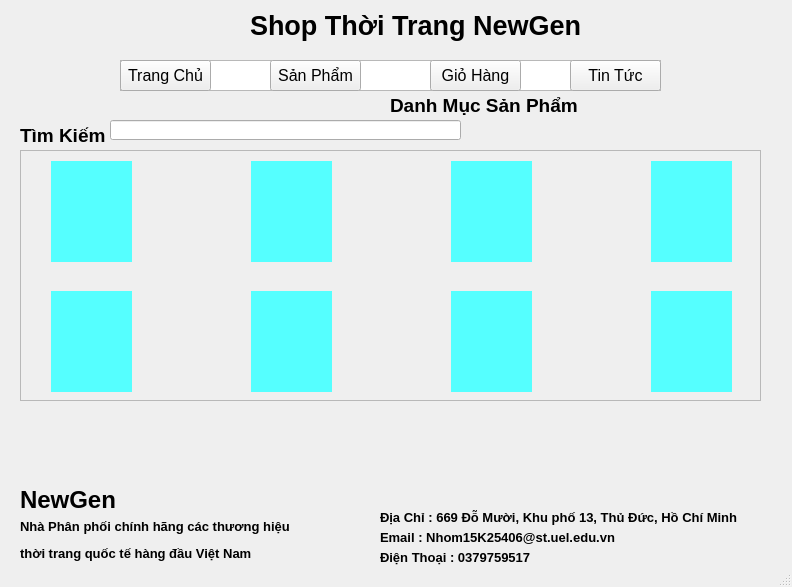
First picture: the form in sanpham.ui, repository huynpvk25406-crypto/main, before the edit.
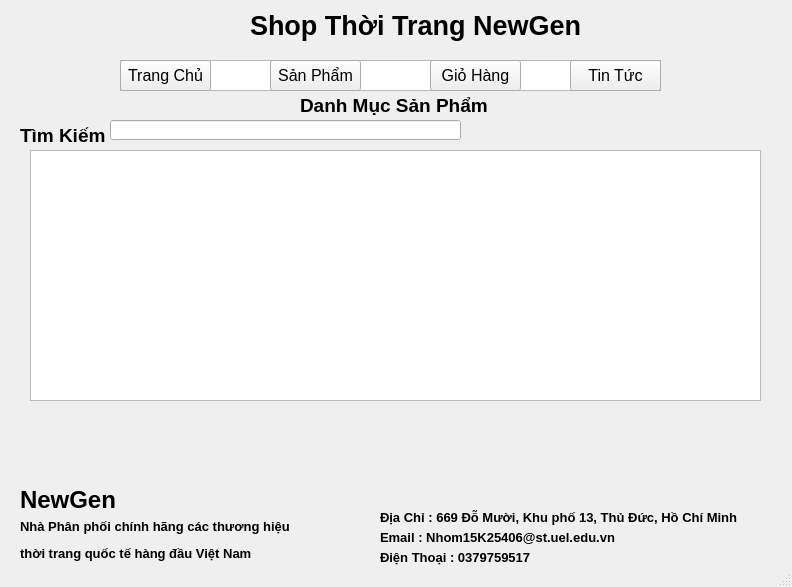
Second picture: the form after the edit.

Diff of the .ui file:
```diff
--- a/sanpham.ui
+++ b/sanpham.ui
@@ -56,7 +56,7 @@
    <widget class="QLabel" name="label_3">
     <property name="geometry">
      <rect>
-      <x>390</x>
+      <x>300</x>
       <y>80</y>
       <width>241</width>
       <height>51</height>
@@ -242,156 +242,30 @@
      <string>&lt;html&gt;&lt;head/&gt;&lt;body&gt;&lt;p&gt;&lt;span style=&quot; font-size:10pt; font-weight:600;&quot;&gt;Địa Chỉ : 669 Đỗ Mười, Khu phố 13, Thủ Đức, Hồ Chí Minh&lt;/span&gt;&lt;/p&gt;&lt;/body&gt;&lt;/html&gt;</string>
     </property>
    </widget>
-   <widget class="QScrollArea" name="scrollArea">
+   <widget class="QListWidget" name="bangsanpham">
     <property name="geometry">
      <rect>
-      <x>20</x>
+      <x>30</x>
       <y>150</y>
-      <width>741</width>
+      <width>731</width>
       <height>251</height>
      </rect>
     </property>
-    <property name="widgetResizable">
+    <property name="movement">
+     <enum>QListView::Static</enum>
+    </property>
+    <property name="isWrapping" stdset="0">
      <bool>true</bool>
     </property>
-    <widget class="QWidget" name="scrollAreaWidgetContents">
-     <property name="geometry">
-      <rect>
-       <x>0</x>
-       <y>0</y>
-       <width>739</width>
-       <height>249</height>
-      </rect>
-     </property>
-     <widget class="QLabel" name="sp8">
-      <property name="geometry">
-       <rect>
-        <x>630</x>
-        <y>140</y>
-        <width>81</width>
-        <height>101</height>
-       </rect>
-      </property>
-      <property name="styleSheet">
-       <string notr="true">background-color: rgb(85, 255, 255);</string>
-      </property>
-      <property name="text">
-       <string/>
-      </property>
-     </widget>
-     <widget class="QLabel" name="sp3">
-      <property name="geometry">
-       <rect>
-        <x>430</x>
-        <y>10</y>
-        <width>81</width>
-        <height>101</height>
-       </rect>
-      </property>
-      <property name="styleSheet">
-       <string notr="true">background-color: rgb(85, 255, 255);</string>
-      </property>
-      <property name="text">
-       <string/>
-      </property>
-     </widget>
-     <widget class="QLabel" name="sp1">
-      <property name="geometry">
-       <rect>
-        <x>30</x>
-        <y>10</y>
-        <width>81</width>
-        <height>101</height>
-       </rect>
-      </property>
-      <property name="styleSheet">
-       <string notr="true">background-color: rgb(85, 255, 255);</string>
-      </property>
-      <property name="text">
-       <string/>
-      </property>
-     </widget>
-     <widget class="QLabel" name="sp5">
-      <property name="geometry">
-       <rect>
-        <x>30</x>
-        <y>140</y>
-        <width>81</width>
-        <height>101</height>
-       </rect>
-      </property>
-      <property name="styleSheet">
-       <string notr="true">background-color: rgb(85, 255, 255);</string>
-      </property>
-      <property name="text">
-       <string/>
-      </property>
-     </widget>
-     <widget class="QLabel" name="sp6">
-      <property name="geometry">
-       <rect>
-        <x>230</x>
-        <y>140</y>
-        <width>81</width>
-        <height>101</height>
-       </rect>
-      </property>
-      <property name="styleSheet">
-       <string notr="true">background-color: rgb(85, 255, 255);</string>
-      </property>
-      <property name="text">
-       <string/>
-      </property>
-     </widget>
-     <widget class="QLabel" name="sp2">
-      <property name="geometry">
-       <rect>
-        <x>230</x>
-        <y>10</y>
-        <width>81</width>
-        <height>101</height>
-       </rect>
-      </property>
-      <property name="styleSheet">
-       <string notr="true">background-color: rgb(85, 255, 255);</string>
-      </property>
-      <property name="text">
-       <string/>
-      </property>
-     </widget>
-     <widget class="QLabel" name="sp4">
-      <property name="geometry">
-       <rect>
-        <x>630</x>
-        <y>10</y>
-        <width>81</width>
-        <height>101</height>
-       </rect>
-      </property>
-      <property name="styleSheet">
-       <string notr="true">background-color: rgb(85, 255, 255);</string>
-      </property>
-      <property name="text">
-       <string/>
-      </property>
-     </widget>
-     <widget class="QLabel" name="sp7">
-      <property name="geometry">
-       <rect>
-        <x>430</x>
-        <y>140</y>
-        <width>81</width>
-        <height>101</height>
-       </rect>
-      </property>
-      <property name="styleSheet">
-       <string notr="true">background-color: rgb(85, 255, 255);</string>
-      </property>
-      <property name="text">
-       <string/>
-      </property>
-     </widget>
-    </widget>
+    <property name="resizeMode">
+     <enum>QListView::Adjust</enum>
+    </property>
+    <property name="viewMode">
+     <enum>QListView::IconMode</enum>
+    </property>
+    <property name="wordWrap">
+     <bool>true</bool>
+    </property>
    </widget>
    <zorder>textEdit</zorder>
    <zorder>scrollArea</zorder>
```
Left out of the diff: 2 changed lines with no effect on the pictures.
